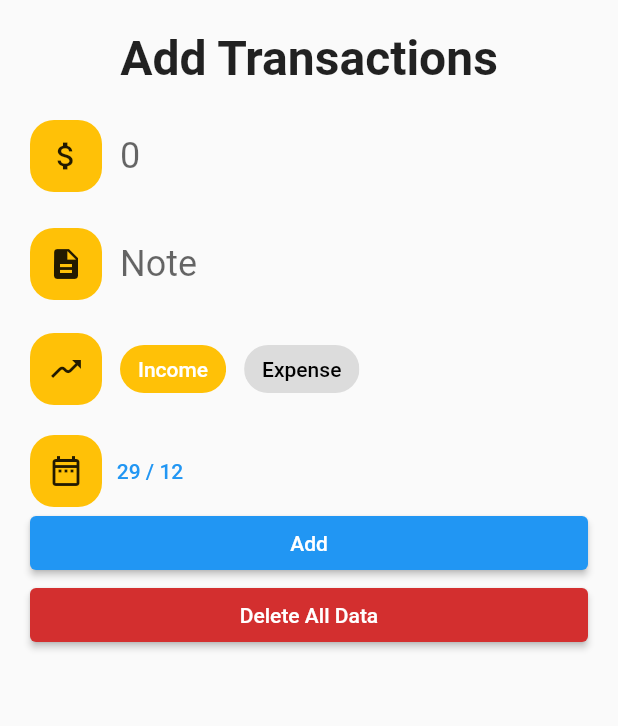
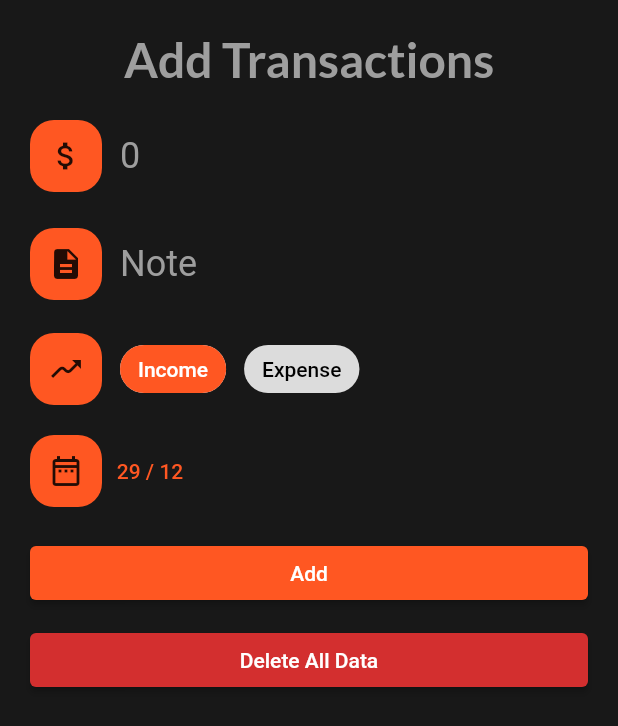
Before and after one commit to Debjit0/ExpenseManagementApp, a Flutter app: the screen it shows after launch, after a tap on the "add" icon, on a phone screen of 412 x 824 dp. Shown: the top 726 px of the screen. Run offline on Flutter 3.47's test engine with Material 2 defaults, Android fonts, the phone set to English and light mode, and no system bars; our stand-ins replace fl_chart, google_fonts, hive, hive_flutter; accounts and stored records are empty.

Commit message:
updated ui a bit

```diff
--- a/mini_proj_expense_2/lib/main.dart
+++ b/mini_proj_expense_2/lib/main.dart
@@ -18,7 +18,7 @@ class MyApp extends StatelessWidget {
     return MaterialApp(
       title: 'Flutter Demo',
       theme: ThemeData(
-        primarySwatch: Colors.blue,
+        primarySwatch: Colors.deepOrange,
       ),
       home: const HomePage(),
     );
--- a/mini_proj_expense_2/lib/pages/addTransaction.dart
+++ b/mini_proj_expense_2/lib/pages/addTransaction.dart
@@ -1,5 +1,6 @@
 import 'package:flutter/material.dart';
 import 'package:flutter/services.dart';
+import 'package:google_fonts/google_fonts.dart';
 import 'package:mini_proj_expense_2/controllers/db_helper.dart';
 
 class AddTransaction extends StatefulWidget {
@@ -44,13 +45,17 @@ class _AddTransactionState extends State<AddTransaction> {
   @override
   Widget build(BuildContext context) {
     return Scaffold(
+      backgroundColor: Color.fromRGBO(24, 24, 24, 1.0),
       appBar: AppBar(toolbarHeight: 0.0),
       body: ListView(
         padding: EdgeInsets.all(20),
         children: [
           Text("Add Transactions",
               textAlign: TextAlign.center,
-              style: TextStyle(fontSize: 32, fontWeight: FontWeight.bold)),
+              style: GoogleFonts.lato(
+                  color: Colors.grey,
+                  fontSize: 32,
+                  fontWeight: FontWeight.bold)),
           SizedBox(
             height: 20,
           ),
@@ -59,7 +64,7 @@ class _AddTransactionState extends State<AddTransaction> {
               Container(
                   decoration: BoxDecoration(
                       borderRadius: BorderRadius.circular(16.0),
-                      color: Colors.amber),
+                      color: Colors.deepOrange),
                   padding: EdgeInsets.all(12),
                   child: Icon(
                     Icons.attach_money,
@@ -71,7 +76,9 @@ class _AddTransactionState extends State<AddTransaction> {
               Expanded(
                 child: TextField(
                   decoration: InputDecoration(
+                    //fillColor: Colors.grey,
                     hintText: "0",
+                    hintStyle: TextStyle(color: Colors.grey),
                     border: InputBorder.none,
                   ),
                   onChanged: (val) {
@@ -79,7 +86,7 @@ class _AddTransactionState extends State<AddTransaction> {
                       amount = int.parse(val);
                     } catch (e) {}
                   },
-                  style: TextStyle(fontSize: 24),
+                  style: TextStyle(fontSize: 24, color: Colors.grey),
                   inputFormatters: [FilteringTextInputFormatter.digitsOnly],
                   keyboardType: TextInputType.number,
                 ),
@@ -94,7 +101,7 @@ class _AddTransactionState extends State<AddTransaction> {
               Container(
                   decoration: BoxDecoration(
                       borderRadius: BorderRadius.circular(16.0),
-                      color: Colors.amber),
+                      color: Colors.deepOrange),
                   padding: EdgeInsets.all(12),
                   child: Icon(
                     Icons.description,
@@ -107,6 +114,7 @@ class _AddTransactionState extends State<AddTransaction> {
                 child: TextField(
                   decoration: InputDecoration(
                     hintText: "Note",
+                    hintStyle: TextStyle(color: Colors.grey),
                     border: InputBorder.none,
                   ),
                   onChanged: (val) {
@@ -128,7 +136,7 @@ class _AddTransactionState extends State<AddTransaction> {
               Container(
                   decoration: BoxDecoration(
                       borderRadius: BorderRadius.circular(16.0),
-                      color: Colors.amber),
+                      color: Colors.deepOrange),
                   padding: EdgeInsets.all(12),
                   child: Icon(
                     Icons.moving_sharp,
@@ -138,7 +146,7 @@ class _AddTransactionState extends State<AddTransaction> {
                 width: 12,
               ),
               ChoiceChip(
-                selectedColor: Colors.amber,
+                selectedColor: Colors.deepOrange,
                 label: Text(
                   "Income",
                   style: TextStyle(
@@ -157,7 +165,7 @@ class _AddTransactionState extends State<AddTransaction> {
                 width: 12,
               ),
               ChoiceChip(
-                selectedColor: Colors.amber,
+                selectedColor: Colors.deepOrange,
                 label: Text(
                   "Expense",
                   style: TextStyle(
@@ -182,7 +190,7 @@ class _AddTransactionState extends State<AddTransaction> {
               Container(
                   decoration: BoxDecoration(
                       borderRadius: BorderRadius.circular(16.0),
-                      color: Colors.amber),
+                      color: Colors.deepOrange),
                   padding: EdgeInsets.all(12),
                   child: Icon(
                     Icons.date_range_outlined,
@@ -195,6 +203,9 @@ class _AddTransactionState extends State<AddTransaction> {
                   child: Text("${selectedDate.day} / ${selectedDate.month}")),
             ],
           ),
+          SizedBox(
+            height: 20,
+          ),
           ElevatedButton(
               onPressed: () async {
                 if (amount != null && note.isNotEmpty) {
@@ -206,11 +217,15 @@ class _AddTransactionState extends State<AddTransaction> {
                 }
               },
               child: Text("Add")),
+          SizedBox(
+            height: 10,
+          ),
           ElevatedButton(
               style: ElevatedButton.styleFrom(backgroundColor: Colors.red[700]),
               onPressed: () {
                 DbHelper dbHelper = new DbHelper();
                 dbHelper.deleteAll();
+                Navigator.pop(context);
               },
               child: Text("Delete All Data")),
         ],
--- a/mini_proj_expense_2/lib/pages/homepage.dart
+++ b/mini_proj_expense_2/lib/pages/homepage.dart
@@ -1,10 +1,6 @@
-import 'dart:ffi';
-
 import 'package:fl_chart/fl_chart.dart';
 import 'package:flutter/material.dart';
-import 'package:flutter/rendering.dart';
-import 'package:flutter/src/widgets/container.dart';
-import 'package:flutter/src/widgets/framework.dart';
+import 'package:google_fonts/google_fonts.dart';
 import 'package:mini_proj_expense_2/controllers/db_helper.dart';
 import 'package:mini_proj_expense_2/pages/addTransaction.dart';
 
@@ -64,6 +60,7 @@ class _HomePageState extends State<HomePage> {
   @override
   Widget build(BuildContext context) {
     return Scaffold(
+      backgroundColor: Color.fromRGBO(24, 24, 24, 1.0),
       appBar: AppBar(toolbarHeight: 0.0),
       body: FutureBuilder<Map>(
         future: dbHelper.fetch(),
@@ -75,7 +72,10 @@ class _HomePageState extends State<HomePage> {
           } else if (snapshot.hasData) {
             if (snapshot.data!.isEmpty) {
               return Center(
-                child: Text("No Values Found"),
+                child: Text(
+                  "Press '+' to add values",
+                  style: GoogleFonts.lato(color: Colors.grey, fontSize: 18),
+                ),
               );
             } else {
               getTotalBalance(snapshot.data!);
--- a/mini_proj_expense_2/pubspec.yaml
+++ b/mini_proj_expense_2/pubspec.yaml
@@ -39,6 +39,8 @@ dependencies:
   hive: ^2.2.3
   hive_flutter: ^1.1.0
   fl_chart: ^0.55.2
+  google_fonts: ^3.0.1
+  fluttertoast: ^8.1.2
 
 dev_dependencies:
   flutter_test:
```
Also changed, not shown: mini_proj_expense_2/pubspec.lock.
